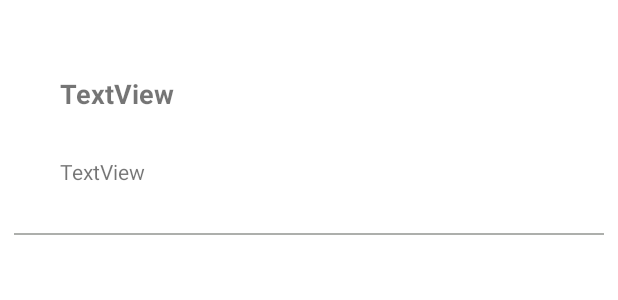
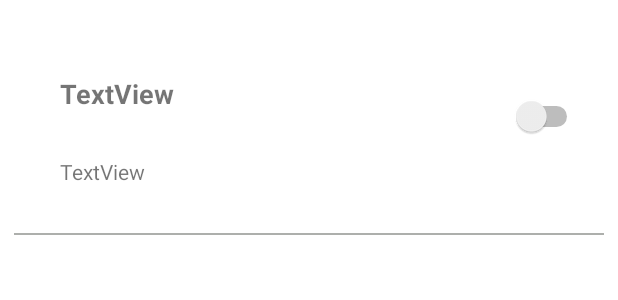
Before and after one commit to PhamTuanDuongs/money_manager, an Android app: the layout item_reminder.xml on its own in the app's theme, with its tools: preview values and no code run, on a phone screen of 412 x 824 dp. Shown: the top 300 px of the screen. Run offline under Robolectric (Android 15) with nearby library versions, the phone set to English and light mode, and no system bars.

Commit message:
edit reminder item

```diff
--- a/app/build.gradle.kts
+++ b/app/build.gradle.kts
@@ -47,7 +47,6 @@ dependencies {
     implementation(libs.navigation.ui)
     implementation(libs.activity)
     implementation(libs.firebase.auth)
-    implementation(libs.firebase.storage)
     implementation(libs.firebase.firestore)
     testImplementation(libs.junit)
     androidTestImplementation(libs.ext.junit)
--- a/app/src/main/AndroidManifest.xml
+++ b/app/src/main/AndroidManifest.xml
@@ -14,9 +14,7 @@
         android:supportsRtl="true"
         android:theme="@style/Theme.Money_manager"
         tools:targetApi="31">
-        <activity
-            android:name=".activity.authentication.ProfileActivity"
-            android:exported="false" />
+
         <activity
             android:name=".activity.authentication.WelcomeActivity"
             android:exported="false" />
--- a/app/src/main/java/com/example/money_manager/activity/MainActivity.java
+++ b/app/src/main/java/com/example/money_manager/activity/MainActivity.java
@@ -68,8 +68,8 @@ public class MainActivity extends AppCompatActivity implements NavigationView.On
             setToolbarTitle("Home");
         } else if (id == R.id.nav_reminder) {
             selectedFragment = new ListReminderFragment();
-            selectedFragment = new CreateReminderFragment();
-            setToolbarTitle("Create Reminder");
+            //selectedFragment = new CreateReminderFragment();
+            //setToolbarTitle("Create Reminder");
         }
         if (selectedFragment != null) {
             getSupportFragmentManager().beginTransaction().replace(R.id.nav_host_fragment_content_main, selectedFragment).commit();
--- a/app/src/main/res/layout/fragment_list_reminder.xml
+++ b/app/src/main/res/layout/fragment_list_reminder.xml
@@ -10,9 +10,9 @@
 
     <Button
         android:id="@+id/btnAddReminder"
-        android:layout_width="wrap_content"
+        android:layout_width="match_parent"
         android:layout_height="wrap_content"
-        android:layout_marginTop="25dp"
+        android:layout_marginTop="3dp"
         android:text="Add Reminder"
         app:layout_constraintEnd_toEndOf="parent"
         app:layout_constraintHorizontal_bias="0.5"
@@ -24,6 +24,7 @@
         android:layout_width="0dp"
         android:layout_height="match_parent"
         android:layout_marginTop="50dp"
+        android:background="#E6C88B"
         app:layout_constraintEnd_toEndOf="parent"
         app:layout_constraintHorizontal_bias="0.0"
         app:layout_constraintStart_toStartOf="parent"
--- a/app/src/main/res/layout/item_reminder.xml
+++ b/app/src/main/res/layout/item_reminder.xml
@@ -49,4 +49,25 @@
         app:layout_constraintStart_toStartOf="parent"
         app:layout_constraintTop_toBottomOf="@+id/reminder_description" />
 
+    <Switch
+        android:id="@+id/swActive"
+        android:layout_width="wrap_content"
+        android:layout_height="wrap_content"
+        android:layout_marginEnd="23dp"
+        app:layout_constraintBottom_toTopOf="@+id/imageView3"
+        app:layout_constraintEnd_toEndOf="parent"
+        app:layout_constraintTop_toTopOf="parent"
+        app:layout_constraintVertical_bias="0.5" />
+
+    <TextView
+        android:id="@+id/txtID"
+        android:layout_width="wrap_content"
+        android:layout_height="wrap_content"
+        android:layout_marginStart="41dp"
+        android:layout_marginTop="15dp"
+        android:text="TextView"
+        android:visibility="gone"
+        app:layout_constraintStart_toStartOf="parent"
+        app:layout_constraintTop_toTopOf="parent" />
+
 </androidx.constraintlayout.widget.ConstraintLayout>
```
Also changed, not shown: app/src/main/java/com/example/money_manager/Models/Reminder.java (deleted, +0 -19 lines), app/src/main/java/com/example/money_manager/entity/Reminder.java (+19 -0 lines), app/src/main/java/com/example/money_manager/ui/ListReminderFragment.java (+29 -10 lines), app/src/main/java/com/example/money_manager/ui/ReminderAdapter.java (+6 -3 lines).
